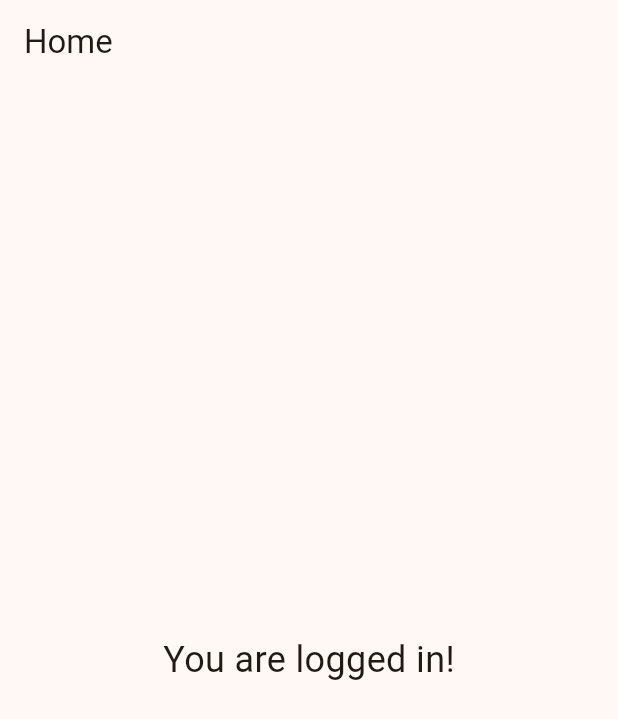
After one commit to Zivadinhoo/SyncRun, a Flutter app: the HomeScreen screen opened directly, on a phone screen of 412 x 824 dp. The commit adds this screen. Shown: the top 719 px of the screen. Run offline on Flutter 3.47's test engine with Material 3 defaults, Android fonts, the phone set to English and light mode, and no system bars; our stand-ins replace flutter_riverpod.

Commit message:
fix login flow and homeScreen navigation

```diff
--- /dev/null
+++ b/frontend/lib/features/home/screens/home_screen.dart
@@ -0,0 +1,15 @@
+import 'package:flutter/material.dart';
+
+class HomeScreen extends StatelessWidget {
+  const HomeScreen({Key? key}) : super(key: key);
+
+  @override
+  Widget build(BuildContext context) {
+    return Scaffold(
+      appBar: AppBar(title: const Text('Home')),
+      body: const Center(
+        child: Text('You are logged in!', style: TextStyle(fontSize: 24)),
+      ),
+    );
+  }
+}
--- a/frontend/pubspec.yaml
+++ b/frontend/pubspec.yaml
@@ -34,6 +34,8 @@ dependencies:
   # The following adds the Cupertino Icons font to your application.
   # Use with the CupertinoIcons class for iOS style icons.
   cupertino_icons: ^1.0.8
+  http: ^1.3.0
+  flutter_riverpod: ^2.6.1
 
 dev_dependencies:
   flutter_test:
```
Also changed, not shown: frontend/lib/features/auth/screens/login.screen.dart (+35 -5 lines), frontend/lib/features/auth/services/auth_service.dart (+45 -0 lines), frontend/pubspec.lock.
